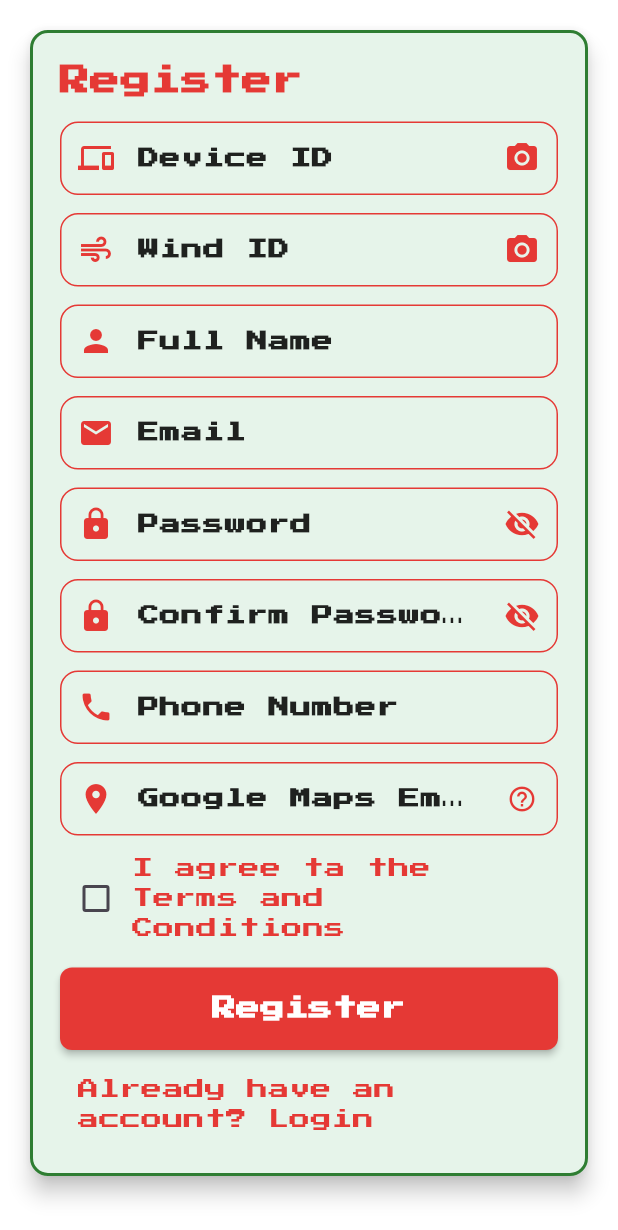
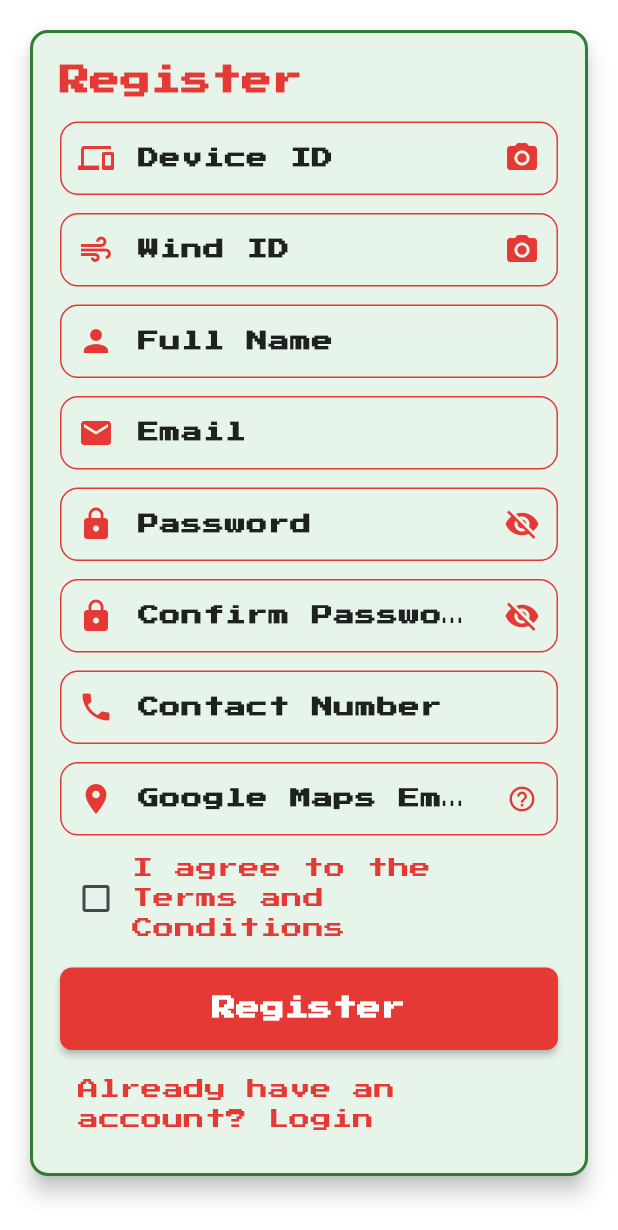
Before and after one commit to smartfireguard-repo/fireguard, a Flutter app: the RegisterPage screen opened by its route, scrolled down 182 dp, on a phone screen of 412 x 824 dp, the part 6-1236 px from its top. Run offline on Flutter 3.47's test engine with Material 3 defaults, Android fonts, the phone set to English and light mode, and no system bars; our stand-ins replace connectivity_plus, firebase_auth, firebase_core, firebase_database, firebase_messaging, flutter_local_notifications and 2 more; missing offline and left inert: flutter_background_service, flutter_background_service_android, mobile_scanner; accounts and stored records are empty.

Commit message:
sample 2

```diff
--- a/lib/user/register_page.dart
+++ b/lib/user/register_page.dart
@@ -895,7 +895,7 @@ Follow these steps to get the embed link from Google Maps:
                                 key: Key('contact_number_field'),
                                 controller: _contactController,
                                 decoration: InputDecoration(
-                                  labelText: 'Phone Number',
+                                  labelText: 'Contact Number',
                                   labelStyle: const TextStyle(
                                     color: Colors.black87,
                                     fontFamily: 'PressStart2P',
@@ -980,7 +980,7 @@ Follow these steps to get the embed link from Google Maps:
                                     child: GestureDetector(
                                       onTap: _loading ? null : _showTermsAndConditions,
                                       child: const Text(
-                                        'I agree ta the Terms and Conditions',
+                                        'I agree to the Terms and Conditions',
                                         style: TextStyle(
                                           fontFamily: 'PressStart2P',
                                           fontSize: 14,
```
